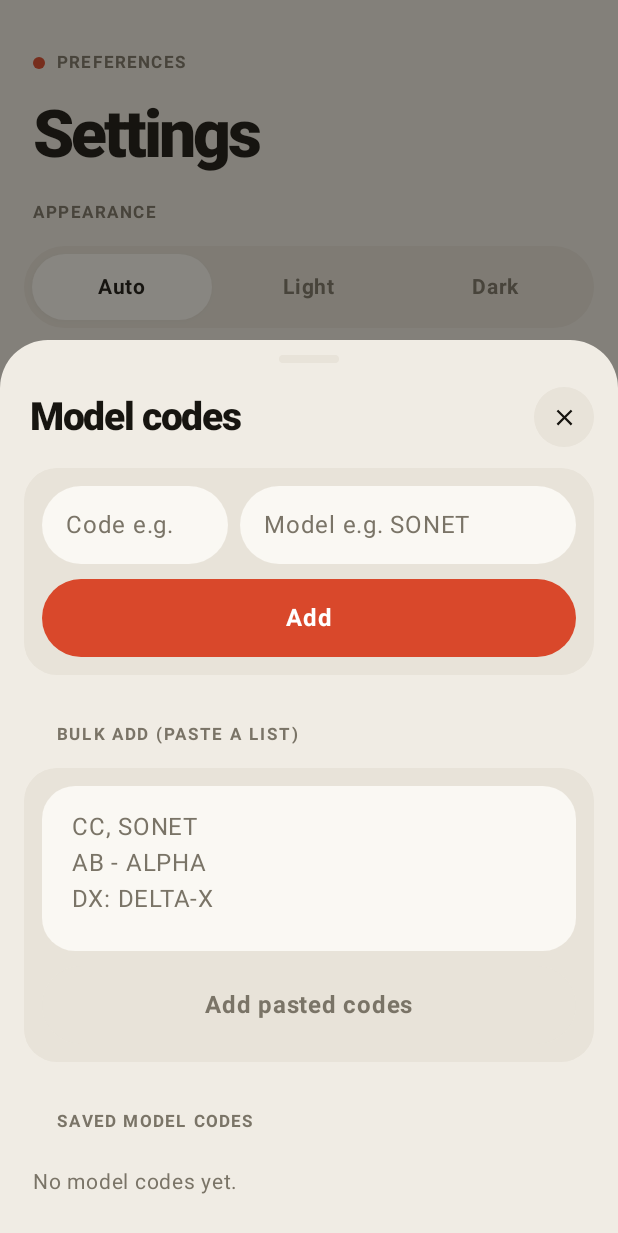
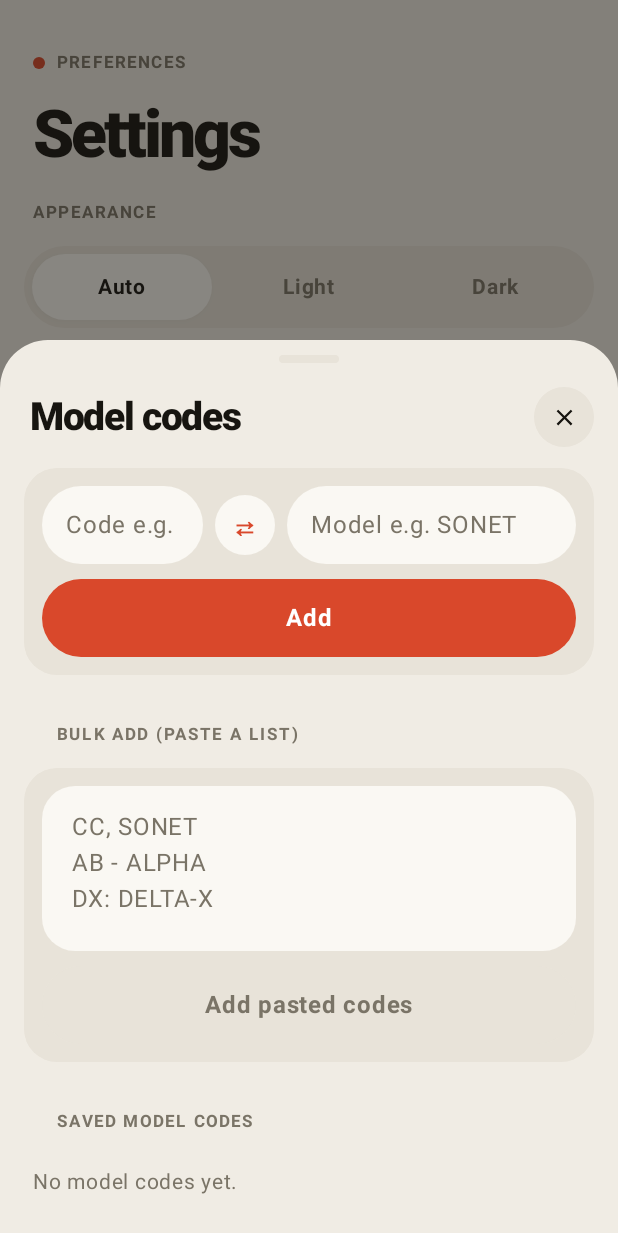
Before and after one commit to abhim5yu/partly-2, an Android app built with Jetpack Compose: the screen it shows after launch (MainActivity), after a tap on "Model codes", on a phone screen of 412 x 824 dp. Shown: the top 1233 px of the screen. Run offline under Robolectric (Android 15) with nearby library versions, the phone set to English and light mode, and no system bars; 2 other taps on this screen came first.

Commit message:
Add swap button between model code and model name fields

```diff
--- a/app/src/main/java/com/partspicker/app/SettingsScreen.kt
+++ b/app/src/main/java/com/partspicker/app/SettingsScreen.kt
@@ -42,6 +42,7 @@ import androidx.compose.ui.graphics.Shape
 import androidx.compose.ui.text.font.FontFamily
 import androidx.compose.ui.text.font.FontWeight
 import androidx.compose.ui.text.input.ImeAction
+import androidx.compose.ui.unit.Dp
 import androidx.compose.ui.unit.dp
 import androidx.compose.ui.unit.sp
 
@@ -230,6 +231,22 @@ private fun SettingsLabel(text: String, first: Boolean = false) {
     SectionLabel(text, Modifier.padding(start = 22.dp, end = 22.dp, top = if (first) 8.dp else 28.dp, bottom = 10.dp))
 }
 
+/** Small round button with a ⇄ arrow, used to swap the code and model values. */
+@Composable
+private fun SwapButton(onClick: () -> Unit, background: Color, size: Dp = 40.dp) {
+    val c = LocalAppColors.current
+    Box(
+        Modifier
+            .size(size)
+            .clip(CircleShape)
+            .background(background)
+            .clickable(onClick = onClick),
+        contentAlignment = Alignment.Center
+    ) {
+        Text("⇄", color = c.accent, fontSize = 18.sp, lineHeight = 18.sp, fontWeight = FontWeight.Bold)
+    }
+}
+
 /** A card with a tap-to-expand header; body only composes while open. */
 @Composable
 private fun CollapsibleCard(
@@ -409,11 +426,18 @@ private fun ModelCodesSheet(vm: PartsViewModel, onDismiss: () -> Unit) {
             Modifier.fillMaxWidth().clip(Radius).background(c.surface2).padding(12.dp),
             verticalArrangement = Arrangement.spacedBy(10.dp)
         ) {
-            Row(horizontalArrangement = Arrangement.spacedBy(8.dp)) {
+            Row(
+                verticalAlignment = Alignment.CenterVertically,
+                horizontalArrangement = Arrangement.spacedBy(8.dp)
+            ) {
                 PillField(
                     value = code, onValueChange = { code = it }, placeholder = "Code e.g. CC",
                     modifier = Modifier.weight(1f), mono = true, fontWeight = FontWeight.Bold,
                     background = c.surface, horizontalPadding = 16.dp, imeAction = ImeAction.Next
+                )
+                SwapButton(
+                    onClick = { val t = code; code = model; model = t },
+                    background = c.surface
                 )
                 PillField(
                     value = model, onValueChange = { model = it }, placeholder = "Model e.g. SONET",
@@ -518,6 +542,11 @@ private fun ModelCodeRow(
                 modifier = Modifier.weight(1f), height = 42.dp, mono = true,
                 fontWeight = FontWeight.Bold, horizontalPadding = 16.dp
             )
+            SwapButton(
+                onClick = { val t = editCode; editCode = editModel; editModel = t },
+                background = c.surface2,
+                size = 36.dp
+            )
             PillField(
                 value = editModel, onValueChange = { editModel = it }, placeholder = "Model",
                 modifier = Modifier.weight(1.6f), height = 42.dp, horizontalPadding = 16.dp
```
